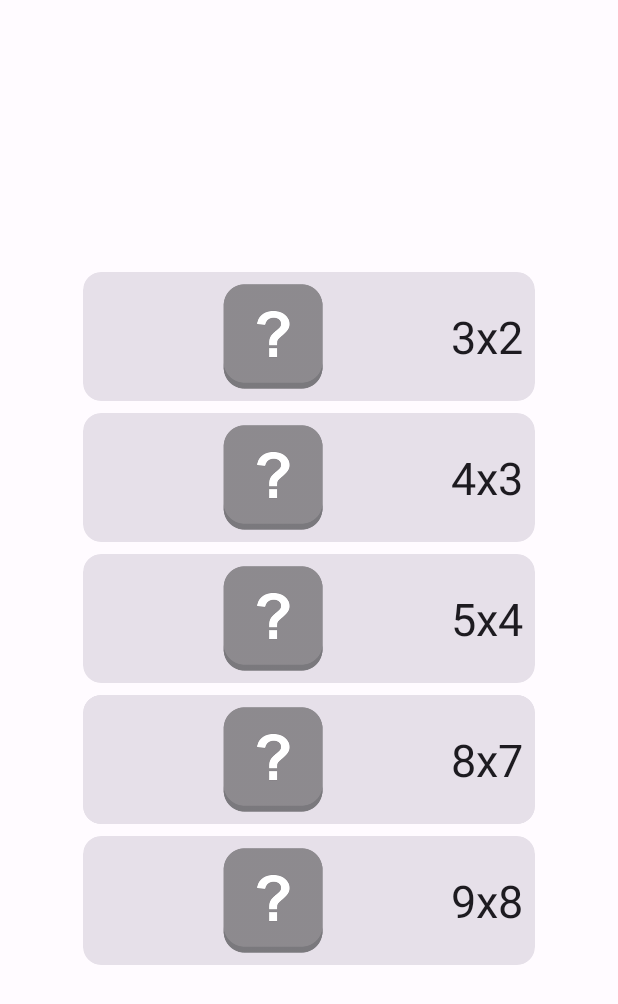
After one commit to riggelllll/memory_game, an Android app: the layout fragment_home.xml on its own in the app's theme, with its tools: preview values and no code run, on a phone screen of 412 x 824 dp. The commit adds this screen. Shown: the top 1004 px of the screen. Run offline under Robolectric (Android 15) with nearby library versions, the phone set to English and light mode, and no system bars.

Commit message:
Created Home Fragment

```diff
--- a/app/build.gradle.kts
+++ b/app/build.gradle.kts
@@ -35,7 +35,11 @@ android {
     kotlinOptions {
         jvmTarget = "1.8"
     }
+    buildFeatures{
+        viewBinding = true
+    }
 }
+
 
 kapt {
     correctErrorTypes = true
@@ -45,7 +49,7 @@ dependencies {
     val nav_version = "2.7.6"
     implementation("androidx.core:core-ktx:1.12.0")
     implementation("androidx.appcompat:appcompat:1.6.1")
-    implementation("com.google.android.material:material:1.11.0")
+    implementation("com.google.android.material:material:1.10.0")
     implementation("androidx.constraintlayout:constraintlayout:2.1.4")
     implementation("androidx.core:core-splashscreen:1.1.0-alpha02")
     implementation("com.google.dagger:hilt-android:2.50")
--- /dev/null
+++ b/app/src/main/res/layout/fragment_home.xml
@@ -0,0 +1,207 @@
+<?xml version="1.0" encoding="utf-8"?>
+<androidx.constraintlayout.widget.ConstraintLayout
+    xmlns:android="http://schemas.android.com/apk/res/android"
+    xmlns:tools="http://schemas.android.com/tools"
+    android:layout_width="match_parent"
+    android:layout_height="match_parent"
+    xmlns:app="http://schemas.android.com/apk/res-auto">
+    <androidx.constraintlayout.widget.ConstraintLayout
+        android:layout_width="wrap_content"
+        android:layout_height="wrap_content"
+        app:layout_constraintStart_toStartOf="parent"
+        app:layout_constraintTop_toTopOf="parent"
+        app:layout_constraintEnd_toEndOf="parent"
+        app:layout_constraintBottom_toBottomOf="parent">
+        <com.google.android.material.card.MaterialCardView
+            android:id="@+id/card_3_2"
+            android:layout_width="wrap_content"
+            android:layout_height="wrap_content"
+            app:layout_constraintStart_toStartOf="parent"
+            app:layout_constraintTop_toTopOf="parent"
+            app:layout_constraintEnd_toEndOf="parent"
+            style="@style/Widget.Material3.CardView.Filled">
+            <LinearLayout
+                android:layout_width="wrap_content"
+                android:layout_height="wrap_content"
+                android:orientation="horizontal"
+                android:padding="8dp"
+                android:weightSum="3">
+                <ImageView
+                    android:layout_width="0dp"
+                    android:layout_height="70dp"
+                    android:src="@drawable/card_back"
+                    android:layout_weight="1"/>
+                <TextView
+                    android:layout_width="0dp"
+                    android:layout_height="wrap_content"
+                    style="@style/TextAppearance.Material3.TitleLarge"
+                    android:layout_weight="2"
+                    android:text="@string/grid_3_2"
+                    android:textSize="30sp"
+                    android:layout_gravity="center"
+                    android:textAlignment="center"/>
+            </LinearLayout>
+
+        </com.google.android.material.card.MaterialCardView>
+        <com.google.android.material.card.MaterialCardView
+            android:id="@+id/card_4_3"
+            android:layout_width="wrap_content"
+            android:layout_height="wrap_content"
+            app:layout_constraintStart_toStartOf="parent"
+            app:layout_constraintTop_toBottomOf="@id/card_3_2"
+            app:layout_constraintEnd_toEndOf="parent"
+            style="@style/Widget.Material3.CardView.Filled"
+            android:layout_marginTop="8dp">
+            <LinearLayout
+                android:layout_width="wrap_content"
+                android:layout_height="wrap_content"
+                android:orientation="horizontal"
+                android:padding="8dp"
+                android:weightSum="3">
+                <ImageView
+                    android:layout_width="0dp"
+                    android:layout_height="70dp"
+                    android:src="@drawable/card_back"
+                    android:layout_weight="1"/>
+                <TextView
+                    android:layout_width="0dp"
+                    android:layout_height="wrap_content"
+                    style="@style/TextAppearance.Material3.TitleLarge"
+                    android:layout_weight="2"
+                    android:text="@string/grid_4_3"
+                    android:textSize="30sp"
+                    android:layout_gravity="center"
+                    android:textAlignment="center"/>
+            </LinearLayout>
+
+        </com.google.android.material.card.MaterialCardView>
+        <com.google.android.material.card.MaterialCardView
+            android:id="@+id/card_5_4"
+            android:layout_width="wrap_content"
+            android:layout_height="wrap_content"
+            app:layout_constraintStart_toStartOf="parent"
+            app:layout_constraintTop_toBottomOf="@id/card_4_3"
+            app:layout_constraintEnd_toEndOf="parent"
+            style="@style/Widget.Material3.CardView.Filled"
+            android:layout_marginTop="8dp">
+            <LinearLayout
+                android:layout_width="wrap_content"
+                android:layout_height="wrap_content"
+                android:orientation="horizontal"
+                android:padding="8dp"
+                android:weightSum="3">
+                <ImageView
+                    android:layout_width="0dp"
+                    android:layout_height="70dp"
+                    android:src="@drawable/card_back"
+                    android:layout_weight="1"/>
+                <TextView
+                    android:layout_width="0dp"
+                    android:layout_height="wrap_content"
+                    style="@style/TextAppearance.Material3.TitleLarge"
+                    android:layout_weight="2"
+                    android:text="@string/grid_5_4"
+                    android:textSize="30sp"
+                    android:layout_gravity="center"
+                    android:textAlignment="center"/>
+            </LinearLayout>
+
+        </com.google.android.material.card.MaterialCardView>
+        <com.google.android.material.card.MaterialCardView
+            android:id="@+id/card_6_5"
+            android:layout_width="wrap_content"
+            android:layout_height="wrap_content"
+            app:layout_constraintStart_toStartOf="parent"
+            app:layout_constraintTop_toBottomOf="@id/card_5_4"
+            app:layout_constraintEnd_toEndOf="parent"
+            style="@style/Widget.Material3.CardView.Filled"
+            android:layout_marginTop="8dp">
+            <LinearLayout
+                android:layout_width="wrap_content"
+                android:layout_height="wrap_content"
+                android:orientation="horizontal"
+                android:padding="8dp"
+                android:weightSum="3">
+                <ImageView
+                    android:layout_width="0dp"
+                    android:layout_height="70dp"
+                    android:src="@drawable/card_back"
+                    android:layout_weight="1"/>
+                <TextView
+                    android:layout_width="0dp"
+                    android:layout_height="wrap_content"
+                    style="@style/TextAppearance.Material3.TitleLarge"
+                    android:layout_weight="2"
+                    android:text="@string/grid_5_4"
+                    android:textSize="30sp"
+                    android:layout_gravity="center"
+                    android:textAlignment="center"/>
+            </LinearLayout>
+
+        </com.google.android.material.card.MaterialCardView>
+        <com.google.android.material.card.MaterialCardView
+            android:id="@+id/card_8_7"
+            android:layout_width="wrap_content"
+            android:layout_height="wrap_content"
+            app:layout_constraintStart_toStartOf="parent"
+            app:layout_constraintTop_toBottomOf="@id/card_5_4"
+            app:layout_constraintEnd_toEndOf="parent"
+            style="@style/Widget.Material3.CardView.Filled"
+            android:layout_marginTop="8dp">
+            <LinearLayout
+                android:layout_width="wrap_content"
+                android:layout_height="wrap_content"
+                android:orientation="horizontal"
+                android:padding="8dp"
+                android:weightSum="3">
+                <ImageView
+                    android:layout_width="0dp"
+                    android:layout_height="70dp"
+                    android:src="@drawable/card_back"
+                    android:layout_weight="1"/>
+                <TextView
+                    android:layout_width="0dp"
+                    android:layout_height="wrap_content"
+                    style="@style/TextAppearance.Material3.TitleLarge"
+                    android:layout_weight="2"
+                    android:text="@string/grid_8_7"
+                    android:textSize="30sp"
+                    android:layout_gravity="center"
+                    android:textAlignment="center"/>
+            </LinearLayout>
+
+        </com.google.android.material.card.MaterialCardView>
+        <com.google.android.material.card.MaterialCardView
+            android:id="@+id/card_9_8"
+            android:layout_width="wrap_content"
+            android:layout_height="wrap_content"
+            app:layout_constraintStart_toStartOf="parent"
+            app:layout_constraintTop_toBottomOf="@id/card_8_7"
+            app:layout_constraintEnd_toEndOf="parent"
+            style="@style/Widget.Material3.CardView.Filled"
+            android:layout_marginTop="8dp">
+            <LinearLayout
+                android:layout_width="wrap_content"
+                android:layout_height="wrap_content"
+                android:orientation="horizontal"
+                android:padding="8dp"
+                android:weightSum="3">
+                <ImageView
+                    android:layout_width="0dp"
+                    android:layout_height="70dp"
+                    android:src="@drawable/card_back"
+                    android:layout_weight="1"/>
+                <TextView
+                    android:layout_width="0dp"
+                    android:layout_height="wrap_content"
+                    style="@style/TextAppearance.Material3.TitleLarge"
+                    android:layout_weight="2"
+                    android:text="@string/grid_9_8"
+                    android:textSize="30sp"
+                    android:layout_gravity="center"
+                    android:textAlignment="center"/>
+            </LinearLayout>
+
+        </com.google.android.material.card.MaterialCardView>
+    </androidx.constraintlayout.widget.ConstraintLayout>
+</androidx.constraintlayout.widget.ConstraintLayout>
--- a/app/src/main/res/values/strings.xml
+++ b/app/src/main/res/values/strings.xml
@@ -1,3 +1,11 @@
 <resources>
     <string name="app_name">Memory Game</string>
+
+    <string name="play_btn">Play</string>
+    <string name="grid_3_2">3x2</string>
+    <string name="grid_4_3">4x3</string>
+    <string name="grid_5_4">5x4</string>
+    <string name="grid_6_5">6x5</string>
+    <string name="grid_8_7">8x7</string>
+    <string name="grid_9_8">9x8</string>
 </resources>
```
Also changed, not shown: app/src/main/java/com/koniukhov/memorygame/fragments/GameFragment.kt (added, +35 -0 lines), app/src/main/java/com/koniukhov/memorygame/fragments/HomeFragment.kt (added, +72 -0 lines), app/src/main/java/com/koniukhov/memorygame/viewmodels/GameViewModel.kt (added, +18 -0 lines), app/src/main/res/layout/fragment_game.xml (added, +17 -0 lines), app/src/main/res/navigation/nav_graph.xml (+14 -1 lines).
